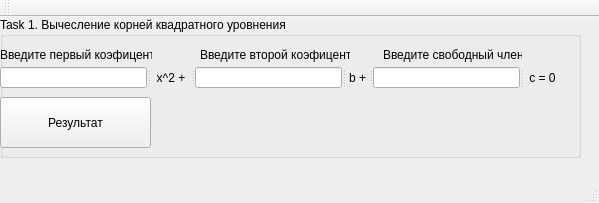
PracticalTasks/QT_Lesson_1, file Lesson_1/Lesson_1.ui: the form before one commit.
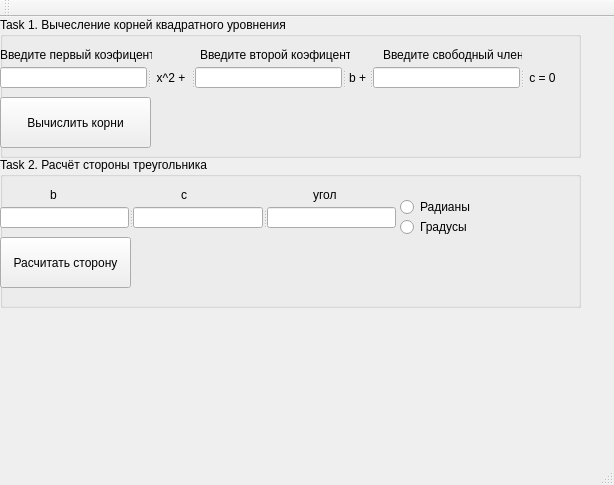
The form after the commit.

```diff
--- a/Lesson_1/Lesson_1.ui
+++ b/Lesson_1/Lesson_1.ui
@@ -6,8 +6,8 @@
    <rect>
     <x>0</x>
     <y>0</y>
-    <width>599</width>
-    <height>203</height>
+    <width>614</width>
+    <height>485</height>
    </rect>
   </property>
   <property name="windowTitle">
@@ -36,7 +36,7 @@
       </rect>
      </property>
      <property name="text">
-      <string>Результат</string>
+      <string>Вычислить корни</string>
      </property>
     </widget>
     <widget class="QLabel" name="label_4">
@@ -147,6 +147,138 @@
      </property>
     </widget>
    </widget>
+   <widget class="QGroupBox" name="groupBox_2">
+    <property name="geometry">
+     <rect>
+      <x>0</x>
+      <y>140</y>
+      <width>581</width>
+      <height>151</height>
+     </rect>
+    </property>
+    <property name="title">
+     <string>Task 2. Расчёт стороны треугольника</string>
+    </property>
+    <widget class="QLabel" name="label_8">
+     <property name="geometry">
+      <rect>
+       <x>50</x>
+       <y>30</y>
+       <width>16</width>
+       <height>16</height>
+      </rect>
+     </property>
+     <property name="text">
+      <string>b</string>
+     </property>
+    </widget>
+    <widget class="QLabel" name="label_9">
+     <property name="geometry">
+      <rect>
+       <x>181</x>
+       <y>30</y>
+       <width>16</width>
+       <height>16</height>
+      </rect>
+     </property>
+     <property name="text">
+      <string>c</string>
+     </property>
+    </widget>
+    <widget class="QLabel" name="label_10">
+     <property name="geometry">
+      <rect>
+       <x>313</x>
+       <y>30</y>
+       <width>24</width>
+       <height>16</height>
+      </rect>
+     </property>
+     <property name="text">
+      <string>угол</string>
+     </property>
+    </widget>
+    <widget class="QPushButton" name="pushButton_2">
+     <property name="geometry">
+      <rect>
+       <x>0</x>
+       <y>80</y>
+       <width>131</width>
+       <height>51</height>
+      </rect>
+     </property>
+     <property name="text">
+      <string>Расчитать сторону</string>
+     </property>
+    </widget>
+    <widget class="QLabel" name="label_11">
+     <property name="geometry">
+      <rect>
+       <x>148</x>
+       <y>90</y>
+       <width>241</width>
+       <height>16</height>
+      </rect>
+     </property>
+     <property name="text">
+      <string/>
+     </property>
+    </widget>
+    <widget class="QSplitter" name="splitter_3">
+     <property name="geometry">
+      <rect>
+       <x>0</x>
+       <y>50</y>
+       <width>396</width>
+       <height>21</height>
+      </rect>
+     </property>
+     <property name="orientation">
+      <enum>Qt::Horizontal</enum>
+     </property>
+     <widget class="QLineEdit" name="lineEdit_4">
+      <property name="alignment">
+       <set>Qt::AlignRight|Qt::AlignTrailing|Qt::AlignVCenter</set>
+      </property>
+     </widget>
+     <widget class="QLineEdit" name="lineEdit_5">
+      <property name="alignment">
+       <set>Qt::AlignRight|Qt::AlignTrailing|Qt::AlignVCenter</set>
+      </property>
+     </widget>
+     <widget class="QLineEdit" name="lineEdit_6">
+      <property name="alignment">
+       <set>Qt::AlignRight|Qt::AlignTrailing|Qt::AlignVCenter</set>
+      </property>
+     </widget>
+    </widget>
+    <widget class="QRadioButton" name="radioButton">
+     <property name="geometry">
+      <rect>
+       <x>400</x>
+       <y>60</y>
+       <width>89</width>
+       <height>20</height>
+      </rect>
+     </property>
+     <property name="text">
+      <string>Градусы</string>
+     </property>
+    </widget>
+    <widget class="QRadioButton" name="radioButton_2">
+     <property name="geometry">
+      <rect>
+       <x>400</x>
+       <y>40</y>
+       <width>89</width>
+       <height>20</height>
+      </rect>
+     </property>
+     <property name="text">
+      <string>Радианы</string>
+     </property>
+    </widget>
+   </widget>
   </widget>
   <widget class="QMenuBar" name="menuBar">
    <property name="geometry">
```
Left out of the diff: 2 changed lines with no effect on the pictures.
